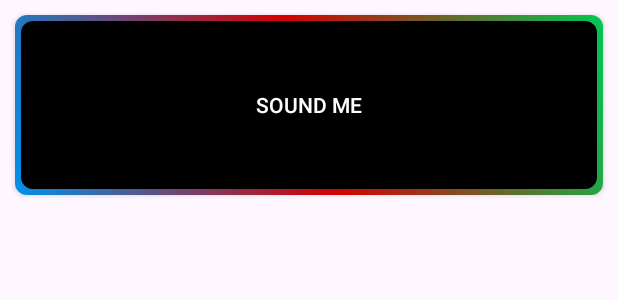
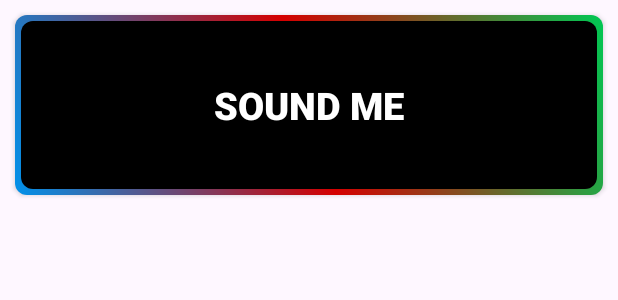
Before and after one commit to Pave1iOS/BeatBoxApp, an Android app: the layout list_item_sound.xml on its own in the app's theme, with its tools: preview values and no code run, on a phone screen of 412 x 824 dp. Shown: the top 300 px of the screen. Run offline under Robolectric (Android 15) with nearby library versions, the phone set to English and light mode, and no system bars.

Commit message:
chapter 21 + theme + styles

```diff
--- a/app/src/main/res/layout/list_item_sound.xml
+++ b/app/src/main/res/layout/list_item_sound.xml
@@ -11,11 +11,10 @@
     </data>
 
     <androidx.appcompat.widget.AppCompatButton
+        style="@style/BeatBoxButton"
         android:layout_width="match_parent"
         android:layout_height="120dp"
-        android:background="@drawable/sound_button_style"
         android:layout_margin="10dp"
-        android:textColor="@color/white"
         android:text="@{viewModel.title}"
         android:onClick="@{() -> viewModel.onButtonClicked()}"
         tools:text="Sound me">
--- a/app/src/main/res/values/themes.xml
+++ b/app/src/main/res/values/themes.xml
@@ -1,8 +1,21 @@
-<resources xmlns:tools="http://schemas.android.com/tools">
+<resources
+    xmlns:tools="http://schemas.android.com/tools">
     <!-- Base application theme. -->
-    <style name="Base.Theme.BeatBoxApp" parent="Theme.Material3.DayNight.NoActionBar">
-        <!-- Customize your light theme here. -->
-        <!-- <item name="colorPrimary">@color/my_light_primary</item> -->
+    <style name="Base.Theme.BeatBoxApp" parent="Theme.Material3.Light.NoActionBar">
+        <item name="colorPrimary">@color/black</item>
+        <item name="colorPrimaryDark">@color/black</item>
+        <item name="colorAccent">@color/blue</item>
+    </style>
+
+    <style name="BeatBoxButton">
+        <item name="android:textStyle">bold</item>
+        <item name="android:textSize">25sp</item>
+        <item name="android:textColor">@color/white</item>
+        <item name="android:background">@drawable/sound_button_style</item>
+    </style>
+
+    <style name="SmallBeatBoxButton" parent="BeatBoxButton">
+        <item name="android:textSize">15sp</item>
     </style>
 
     <style name="Theme.BeatBoxApp" parent="Base.Theme.BeatBoxApp" />
```
